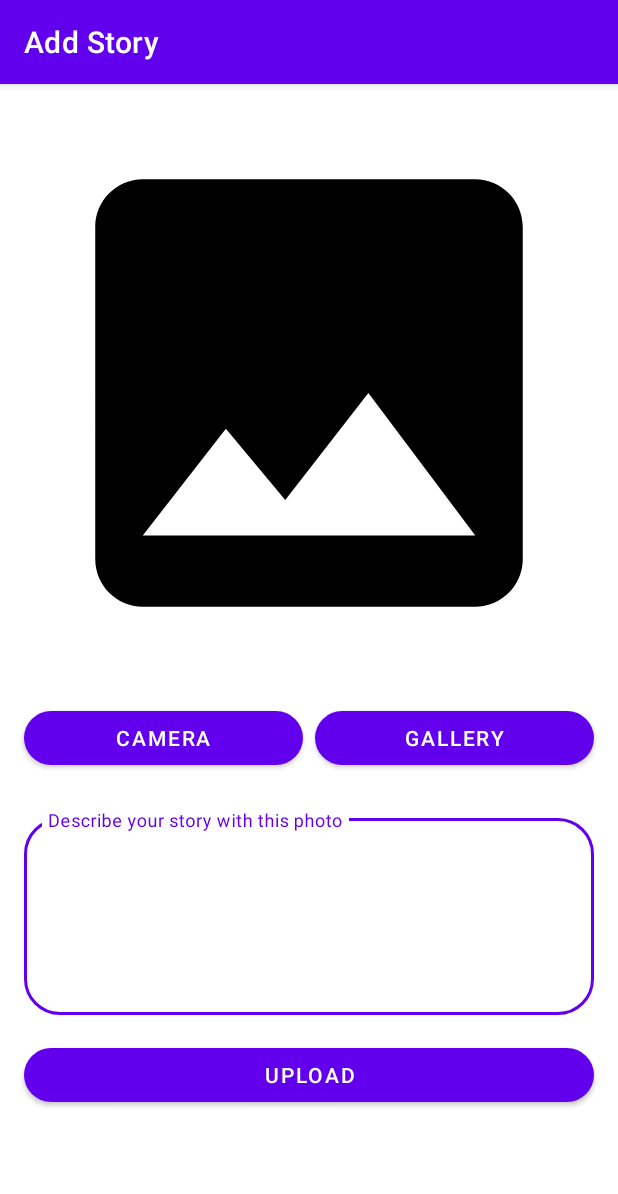
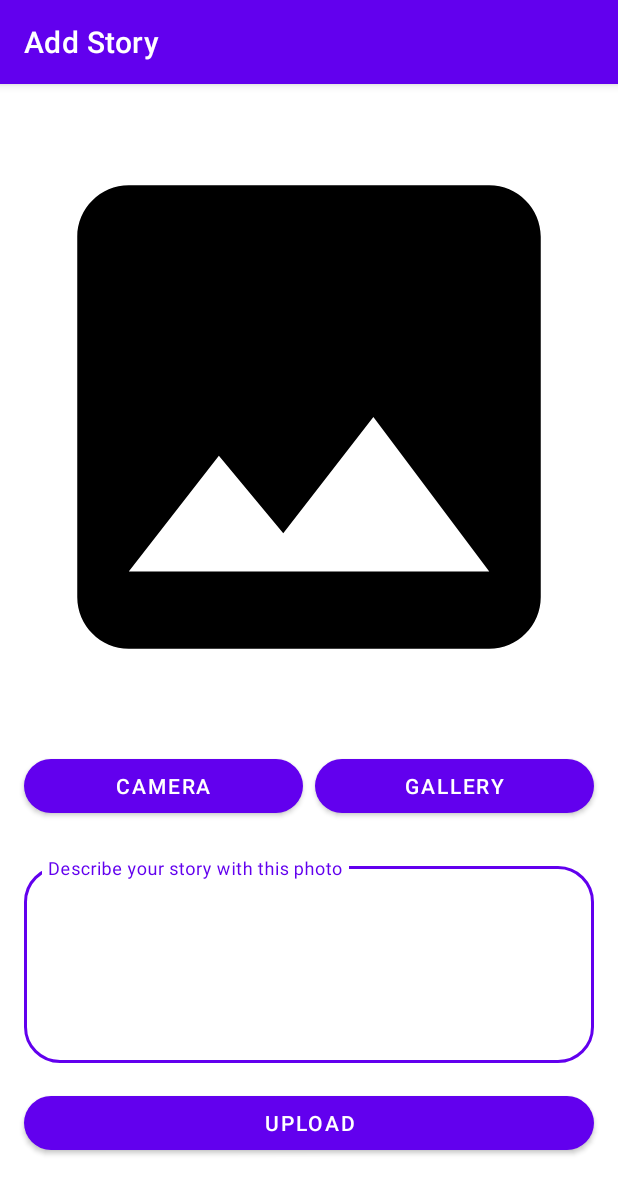
Before and after one commit to ichsnn/story_app, an Android app: the screen it shows after launch (AddNewStoryActivity), after a tap on "Add Story", on a phone screen of 412 x 824 dp. Shown: the top 1194 px of the screen. Run offline under Robolectric (Android 15) with nearby library versions, the phone set to English and light mode, and no system bars; pictures from the network do not load.

Commit message:
update (fix reviewer)

```diff
--- a/app/src/main/java/com/app/storyapp/data/remote/retrofit/ApiConfig.kt
+++ b/app/src/main/java/com/app/storyapp/data/remote/retrofit/ApiConfig.kt
@@ -1,15 +1,18 @@
 package com.app.storyapp.data.remote.retrofit
 
+import com.app.storyapp.BuildConfig
 import okhttp3.OkHttpClient
 import okhttp3.logging.HttpLoggingInterceptor
 import retrofit2.Retrofit
 import retrofit2.converter.gson.GsonConverterFactory
 
-class ApiConfig {
-    companion object {
+object ApiConfig {
     fun getApiService(): ApiService {
-            val loggingInterceptor =
+        val loggingInterceptor = if(BuildConfig.DEBUG) {
             HttpLoggingInterceptor().setLevel(HttpLoggingInterceptor.Level.BODY)
+        } else {
+            HttpLoggingInterceptor().setLevel(HttpLoggingInterceptor.Level.NONE)
+        }
         val client = OkHttpClient.Builder().addInterceptor(loggingInterceptor).build()
         val retrofit =
             Retrofit.Builder().baseUrl("https://story-api.dicoding.dev/v1/").client(client)
@@ -17,4 +20,3 @@ class ApiConfig {
         return retrofit.create(ApiService::class.java)
     }
 }
-}
--- a/app/src/main/res/layout/activity_add_new_story.xml
+++ b/app/src/main/res/layout/activity_add_new_story.xml
@@ -10,22 +10,21 @@
         android:layout_width="match_parent"
         android:layout_height="wrap_content">
 
-        <androidx.constraintlayout.widget.ConstraintLayout
+        <RelativeLayout
             android:id="@+id/image_container"
             android:layout_width="match_parent"
+            android:layout_height="0dp"
+            android:layout_marginTop="16dp"
+            android:background="@color/white"
+            app:layout_constraintDimensionRatio="H, 1:1"
+            app:layout_constraintLeft_toLeftOf="parent"
             app:layout_constraintRight_toRightOf="parent"
-            app:layout_constraintLeft_toLeftOf="parent"
-            android:background="@color/white"
-            android:layout_height="wrap_content"
-            android:layout_marginStart="16dp"
-            android:layout_marginTop="16dp"
-            android:layout_marginEnd="16dp"
             app:layout_constraintTop_toTopOf="parent">
 
             <ImageView
                 android:id="@+id/preview_image_view"
                 android:layout_width="match_parent"
-                android:layout_height="0dp"
+                android:layout_height="match_parent"
                 android:adjustViewBounds="true"
                 android:contentDescription="@string/story_photo"
                 android:foregroundTint="?android:attr/colorControlNormal"
@@ -36,7 +35,7 @@
                 app:layout_constraintStart_toStartOf="parent"
                 app:layout_constraintTop_toTopOf="parent"
                 tools:ignore="ImageContrastCheck" />
-        </androidx.constraintlayout.widget.ConstraintLayout>
+        </RelativeLayout>
 
 
         <com.google.android.material.button.MaterialButton
--- a/app/src/main/res/layout/activity_success.xml
+++ b/app/src/main/res/layout/activity_success.xml
@@ -57,7 +57,7 @@
     </ScrollView>
 
 
-    <androidx.constraintlayout.widget.ConstraintLayout
+    <RelativeLayout
         android:id="@+id/constraintLayout"
         android:layout_width="match_parent"
         android:layout_height="wrap_content"
@@ -67,7 +67,7 @@
         <com.google.android.material.button.MaterialButton
             android:id="@+id/btn_home"
             android:padding="12dp"
-            android:layout_width="0dp"
+            android:layout_width="match_parent"
             android:layout_height="wrap_content"
             android:text="@string/home"
             app:cornerRadius="99dp"
@@ -75,7 +75,7 @@
             app:layout_constraintBottom_toBottomOf="parent"
             app:layout_constraintEnd_toEndOf="parent"
             app:layout_constraintStart_toStartOf="parent" />
-    </androidx.constraintlayout.widget.ConstraintLayout>
+    </RelativeLayout>
 
 
 </androidx.constraintlayout.widget.ConstraintLayout>
--- a/app/src/main/res/layout/fragment_login.xml
+++ b/app/src/main/res/layout/fragment_login.xml
@@ -67,7 +67,8 @@
                 android:inputType="textPassword"
                 app:hint="@string/hint_login_password"
                 app:iconStart="@drawable/ic_key"
-                app:layout_constraintTop_toBottomOf="@id/ed_login_email" />
+                app:layout_constraintTop_toBottomOf="@id/ed_login_email"
+                app:minLength="8" />
 
             <com.google.android.material.button.MaterialButton
                 android:id="@+id/btn_login"
--- a/app/src/main/res/values/strings.xml
+++ b/app/src/main/res/values/strings.xml
@@ -32,4 +32,7 @@
     <string name="home">Home</string>
     <string name="story_description">Story Description</string>
     <string name="created_on">Created On</string>
+    <string name="field_min_length">%s must be at least %d characters long</string>
+    <string name="email_not_valid">Email not valid</string>
+    <string name="password_not_match">Password not match</string>
 </resources>
```
Also changed, not shown: app/src/main/java/com/app/storyapp/customviews/StoryAppInputText.kt (+11 -26 lines), 1 other file. Lines whose indentation alone changed are shown as unchanged.
